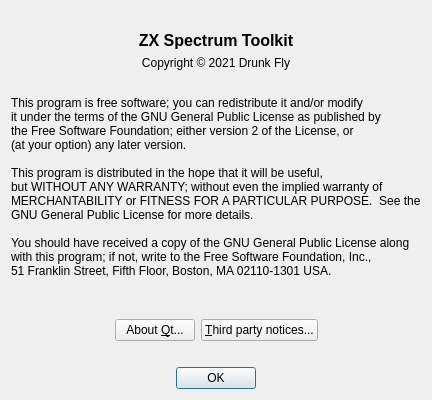
drunkfly/retrotoolkit, file Sources/GUI/AboutDialog.ui: the form before one commit.
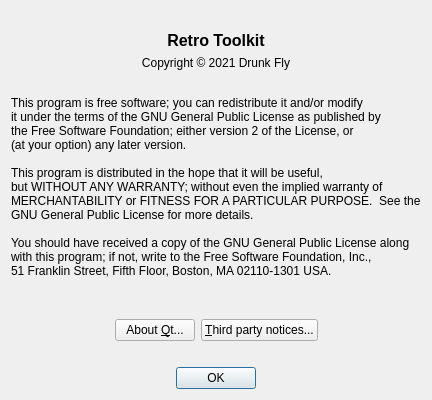
The form after the commit.

Commit message: Renamed ZX Toolkit to Retro Toolkit.

Patch:
```diff
--- a/Sources/GUI/AboutDialog.ui
+++ b/Sources/GUI/AboutDialog.ui
@@ -40,7 +40,7 @@
       </font>
      </property>
      <property name="text">
-      <string>ZX Spectrum Toolkit</string>
+      <string>Retro Toolkit</string>
      </property>
      <property name="textFormat">
       <enum>Qt::PlainText</enum>
```
The commit also changes 7 other files.
